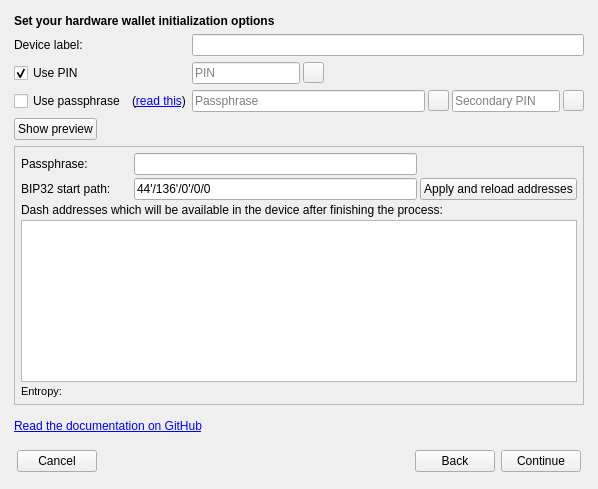
Before: the Qt Designer form src/ui/ui_initialize_hw_dlg.ui in Bertrand256/dash-masternode-tool, drawn with Qt 5.
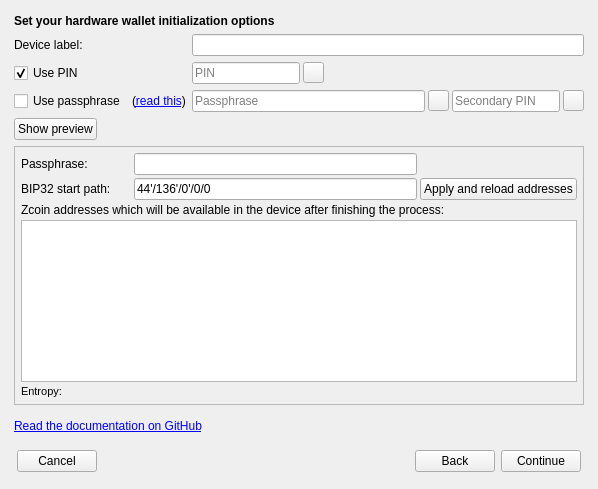
After: the same form once the commit is applied. The open tabs and pages were chosen to show the change.

```diff
--- a/src/ui/ui_initialize_hw_dlg.ui
+++ b/src/ui/ui_initialize_hw_dlg.ui
@@ -847,7 +847,7 @@
              <item>
               <widget class="QLabel" name="label_5">
                <property name="text">
-                <string>Dash addresses which will be available in the device after finishing the process:</string>
+                <string>Zcoin addresses which will be available in the device after finishing the process:</string>
                </property>
                <property name="wordWrap">
                 <bool>true</bool>
```
